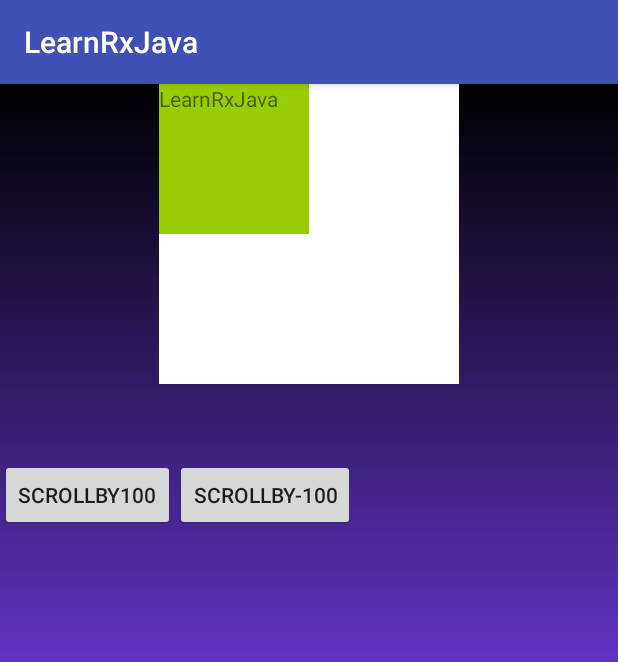
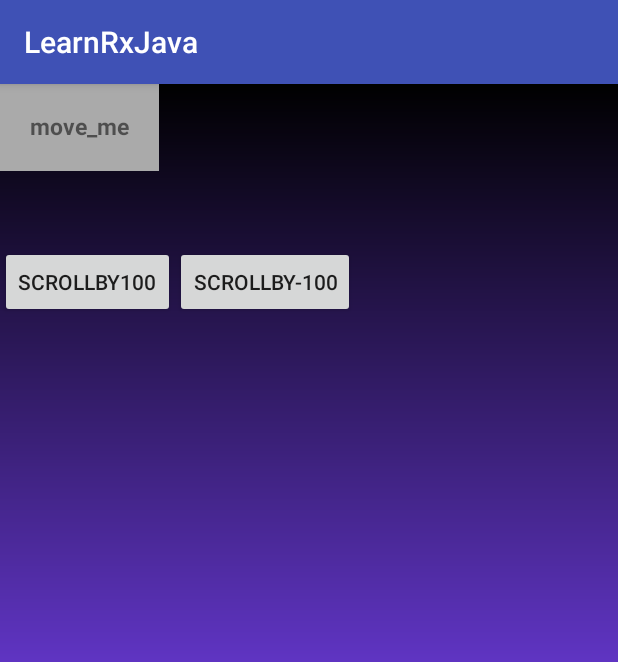
Before and after one commit to zcl20131002578/LearnRxJava, an Android app: the screen it shows after launch (MainActivity), on a phone screen of 412 x 824 dp. Shown: the top 662 px of the screen. Run offline under Robolectric (Android 15) with nearby library versions, the phone set to English and light mode, and no system bars.

Commit message:
commmit by 2019/1/5

```diff
--- a/app/src/main/java/com/inke/zcl/learnrxjava/view/customview/CustomLocaView.java
+++ b/app/src/main/java/com/inke/zcl/learnrxjava/view/customview/CustomLocaView.java
@@ -11,7 +11,9 @@ import android.widget.TextView;
 import com.inke.zcl.learnrxjava.R;
 import com.inke.zcl.learnrxjava.view.CustomFatherView;
 
-
+/**
+ * 自定义View
+ */
 public class CustomLocaView extends CustomFatherView implements GestureDetector.OnGestureListener, GestureDetector.OnDoubleTapListener {
 
     public static final String TAG = "MyCustomView";
--- a/app/src/main/java/com/inke/zcl/learnrxjava/view/customview/CustomMainEntrance.java
+++ b/app/src/main/java/com/inke/zcl/learnrxjava/view/customview/CustomMainEntrance.java
@@ -14,6 +14,7 @@ import com.inke.zcl.learnrxjava.R;
 import com.inke.zcl.learnrxjava.view.CustomFatherView;
 
 import static android.os.Looper.getMainLooper;
+
 
 /**
  * 自定义View测试的主View
@@ -41,6 +42,7 @@ public class CustomMainEntrance extends CustomFatherView {
     protected void init() {
         customLocaView = findViewById(R.id.my_custom_view);
         handler = new Handler(getMainLooper());
+
         findViewById(R.id.click).setOnClickListener(this::callOnClick);
         findViewById(R.id._click).setOnClickListener(this::callOnClick);
     }
--- a/app/src/main/java/com/inke/zcl/learnrxjava/view/customview/CustomMove.java
+++ b/app/src/main/java/com/inke/zcl/learnrxjava/view/customview/CustomMove.java
@@ -13,8 +13,9 @@ import com.inke.zcl.learnrxjava.view.CustomFatherView;
 
 public class CustomMove extends CustomFatherView {
 
-    public static final String TAG = "MyRemoveWithPoint";
-    int lastX = 0, lastY = 0;
+    public static final String TAG = "CustomMove";
+    int lastX = 0;
+    int lastY = 0;
     private TextView move_me_text;
 
     public CustomMove(Context context) {
--- a/app/src/main/res/layout/custom_main_entrance.xml
+++ b/app/src/main/res/layout/custom_main_entrance.xml
@@ -11,8 +11,12 @@
         android:layout_height="200dp"
         android:layout_gravity="center"
         android:gravity="center"
-        android:visibility="visible"
+        android:visibility="gone"
         tools:visibility="visible" />
+
+    <com.inke.zcl.learnrxjava.view.customview.CustomMove
+        android:layout_width="wrap_content"
+        android:layout_height="wrap_content" />
 
     <LinearLayout
         android:layout_width="wrap_content"
```
